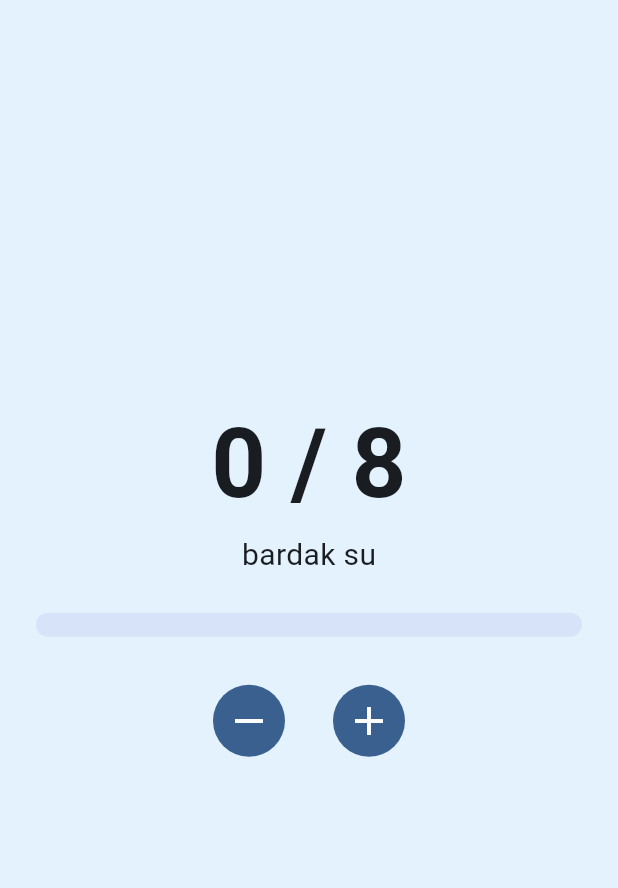
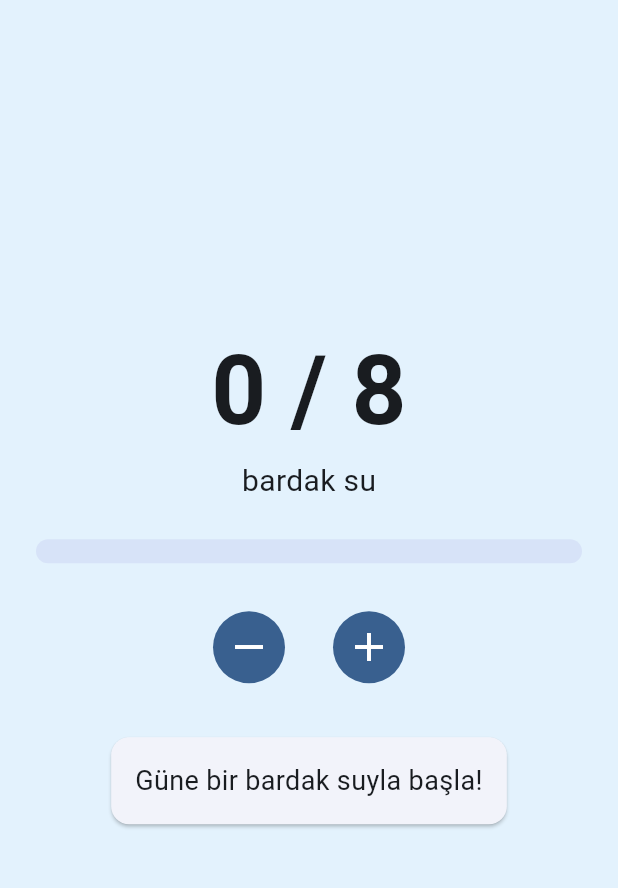
Before and after one commit to Buraks06-prog/su_sayaci, a Flutter app: the screen it shows after launch, on a phone screen of 412 x 824 dp, the part 84-972 px from its top. Run offline on Flutter 3.47's test engine with Material 3 defaults, Android fonts, the phone set to English and light mode, and no system bars.

Commit message:
feat: ilerlemeye göre motivasyon mesajı

```diff
--- a/lib/ana_ekran.dart
+++ b/lib/ana_ekran.dart
@@ -1,5 +1,6 @@
 import 'package:flutter/material.dart';
 
+import 'mesaj_karti.dart';
 import 'su_sayaci.dart';
 import 'tema.dart';
 
@@ -63,7 +64,8 @@ class _AnaEkranState extends State<AnaEkran> {
                   ),
                 ],
               ),
-              // BURAYA YENİ PARÇALAR EKLENECEK
+              const SizedBox(height: 32),
+              MesajKarti(ilerleme: _sayac.ilerleme),
             ],
           ),
         ),
--- /dev/null
+++ b/lib/mesaj_karti.dart
@@ -0,0 +1,30 @@
+import 'package:flutter/material.dart';
+
+/// İlerlemeye göre değişen motivasyon mesajı.
+/// Kendi içinde hiçbir şey saklamıyor, sadece kendisine verilen ilerlemeyi gösteriyor.
+class MesajKarti extends StatelessWidget {
+  const MesajKarti({super.key, required this.ilerleme});
+
+  final double ilerleme;
+
+  String get _mesaj {
+    if (ilerleme >= 1.0) return 'Harika! Bugünkü hedefini tamamladın 🎉';
+    if (ilerleme >= 0.5) return 'Yarıyı geçtin, devam! 💪';
+    if (ilerleme > 0) return 'Güzel başlangıç, bir bardak daha? 💧';
+    return 'Güne bir bardak suyla başla!';
+  }
+
+  @override
+  Widget build(BuildContext context) {
+    return Card(
+      child: Padding(
+        padding: const EdgeInsets.all(16),
+        child: Text(
+          _mesaj,
+          textAlign: TextAlign.center,
+          style: const TextStyle(fontSize: 18),
+        ),
+      ),
+    );
+  }
+}
```
